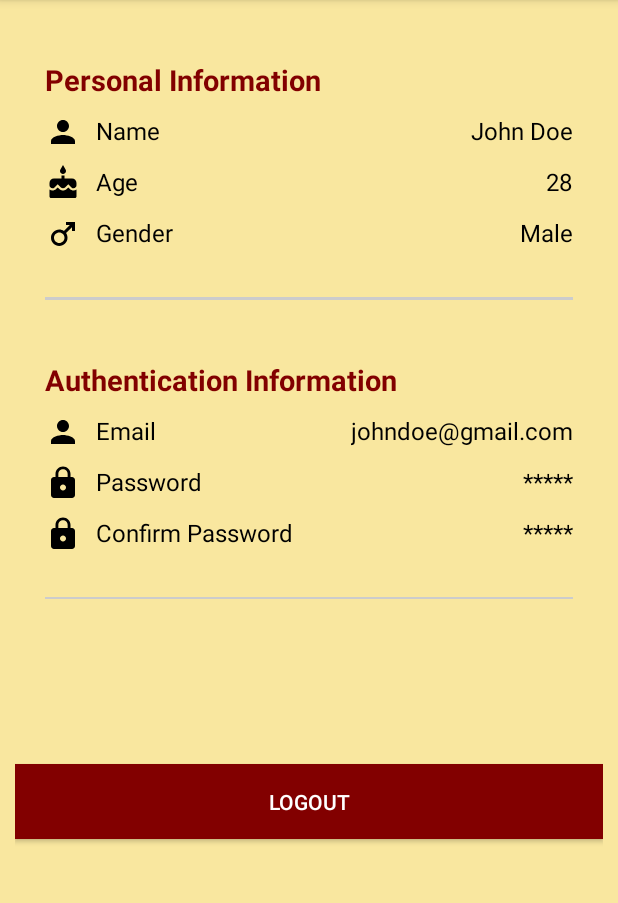
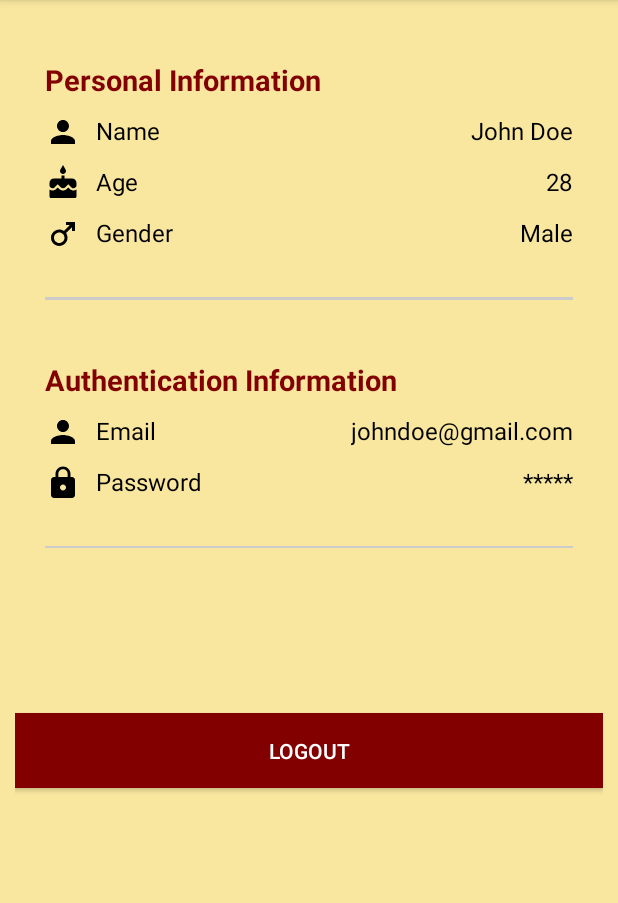
Before and after one commit to elaizafayepepito/CalifitAndroidStudio, an Android app built with Jetpack Compose: the ProfileActivity screen opened directly, with no data from a screen before it, on a phone screen of 412 x 824 dp, the part 84-987 px from its top. Run offline under Robolectric (Android 15) with nearby library versions, the phone set to English and light mode, and no system bars.

Commit message:
Remove comment and layout for confirm password in profile view

```diff
--- a/califit/app/src/main/res/layout/activity_profile.xml
+++ b/califit/app/src/main/res/layout/activity_profile.xml
@@ -199,34 +199,6 @@
                     android:textColor="#000000" />
             </LinearLayout>
 
-            <LinearLayout
-                android:layout_width="match_parent"
-                android:layout_height="wrap_content"
-                android:orientation="horizontal"
-                android:layout_marginBottom="10dp">
-
-                <ImageView
-                    android:layout_width="24dp"
-                    android:layout_height="24dp"
-                    app:srcCompat="@drawable/ic_password"
-                    android:layout_marginEnd="10dp" />
-
-                <TextView
-                    android:layout_width="0dp"
-                    android:layout_height="wrap_content"
-                    android:layout_weight="1"
-                    android:text="@string/confirm_password"
-                    android:textSize="16sp"
-                    android:textColor="#000000" />
-
-                <TextView
-                    android:layout_width="wrap_content"
-                    android:layout_height="wrap_content"
-                    android:text="*****"
-                    android:textSize="16sp"
-                    android:textColor="#000000" />
-            </LinearLayout>
-
             <!-- Divider -->
             <View
                 android:layout_width="match_parent"
```
Also changed, not shown: califit/app/src/main/java/com/example/califit/LoginActivity.java (+0 -49 lines).
